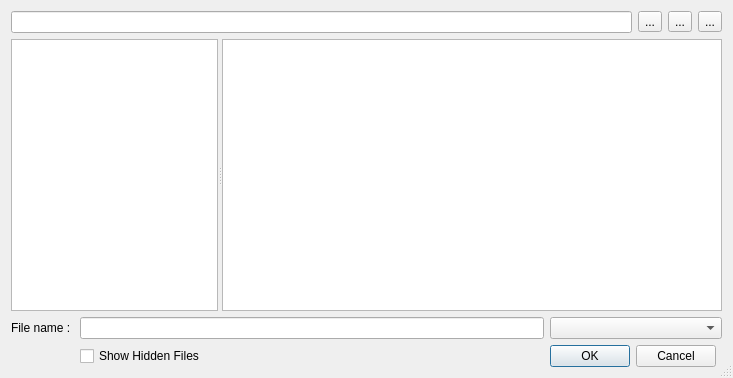
Before: the Qt Designer form file/filedialog.ui in PonyEdit/PonyEdit, drawn with Qt 5.
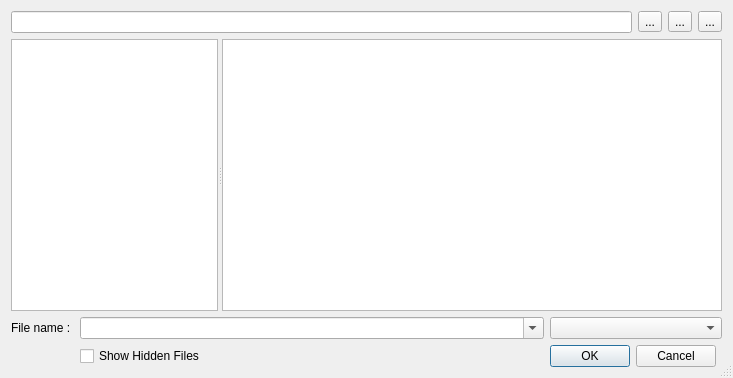
After: the same form once the commit is applied. Icons and pictures are not drawn. Custom widgets are drawn as their Qt base class.

Commit message: Upgrade to file dialog: Text entry field is now an editable droplist of files in the current directory. Selections are handled better, and "Save As" is no longer bamboozled by changing the filename after selecting a file.

The edit to the form file:
```diff
--- a/file/filedialog.ui
+++ b/file/filedialog.ui
@@ -252,9 +252,6 @@
        </property>
       </widget>
      </item>
-     <item row="0" column="1">
-      <widget class="QLineEdit" name="fileName"/>
-     </item>
      <item row="0" column="2" colspan="2">
       <widget class="QComboBox" name="filterList">
        <property name="sizePolicy">
@@ -285,6 +282,19 @@
        </property>
       </widget>
      </item>
+     <item row="0" column="1">
+      <widget class="QComboBox" name="fileName">
+       <property name="sizePolicy">
+        <sizepolicy hsizetype="Expanding" vsizetype="Fixed">
+         <horstretch>0</horstretch>
+         <verstretch>0</verstretch>
+        </sizepolicy>
+       </property>
+       <property name="editable">
+        <bool>true</bool>
+       </property>
+      </widget>
+     </item>
     </layout>
    </item>
   </layout>
```
Left out of the diff: 20 changed lines with no effect on the pictures. The commit also changes 4 other files.
